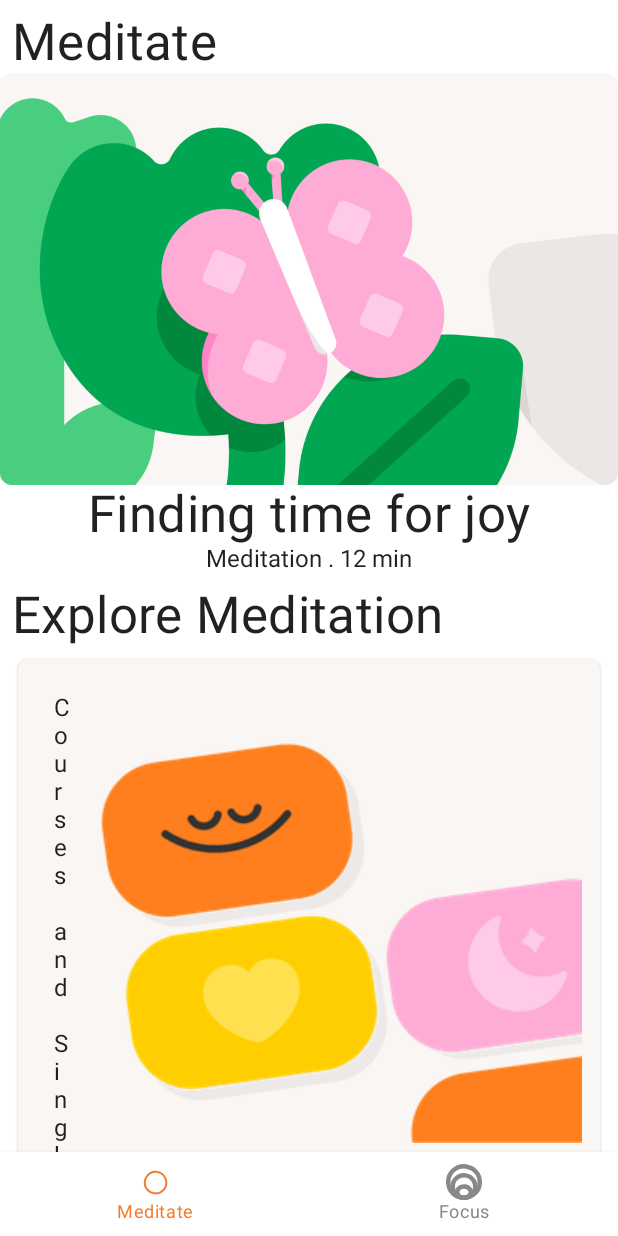
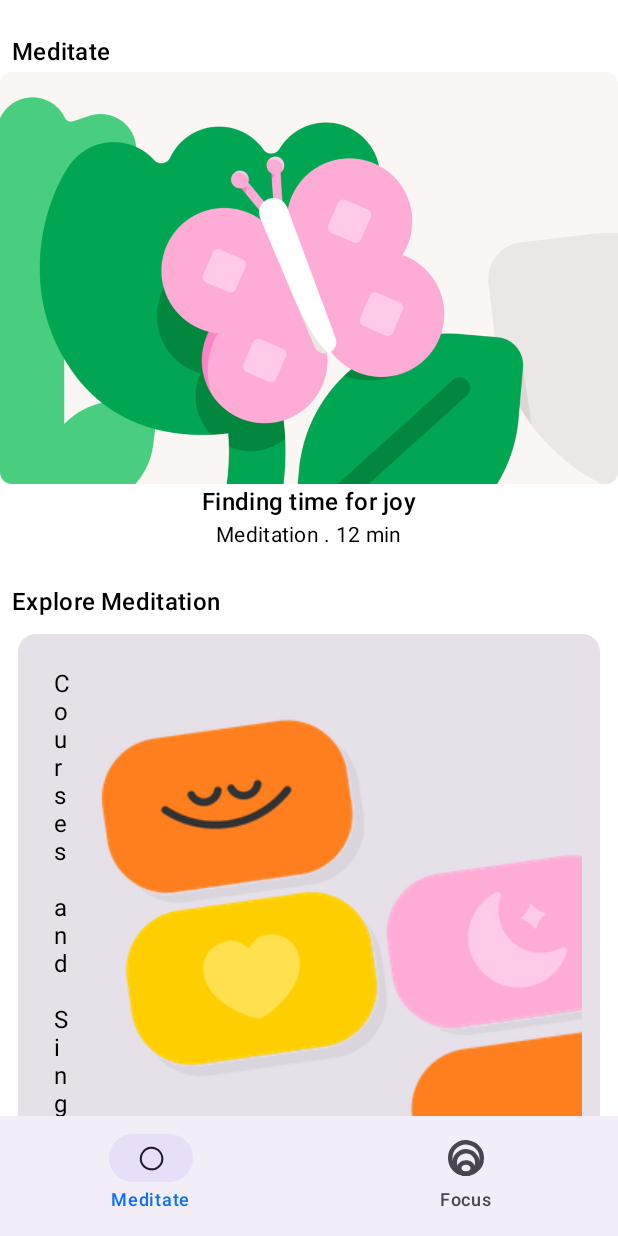
Before and after one commit to sharansalian/headspace, an Android app built with Jetpack Compose: the screen it shows after launch (MainActivity), on a phone screen of 412 x 824 dp. Run offline under Robolectric (Android 15) with nearby library versions, the phone set to English and light mode, and no system bars.

Commit message:
Update to Material 3

```diff
--- a/app/build.gradle
+++ b/app/build.gradle
@@ -49,7 +49,8 @@ dependencies {
 
     implementation 'androidx.core:core-ktx:1.7.0'
     implementation "androidx.compose.ui:ui:$compose_version"
-    implementation "androidx.compose.material:material:$compose_version"
+    implementation 'androidx.compose.material3:material3:1.0.0-alpha13'
+
     implementation "androidx.compose.ui:ui-tooling-preview:$compose_version"
     implementation 'androidx.lifecycle:lifecycle-runtime-ktx:2.3.1'
     implementation 'androidx.activity:activity-compose:1.3.1'
--- a/app/src/main/java/io/sharan/headspace/ui/screens/Featured.kt
+++ b/app/src/main/java/io/sharan/headspace/ui/screens/Featured.kt
@@ -5,8 +5,8 @@ import androidx.compose.foundation.Image
 import androidx.compose.foundation.layout.Column
 import androidx.compose.foundation.layout.fillMaxWidth
 import androidx.compose.foundation.shape.RoundedCornerShape
-import androidx.compose.material.MaterialTheme
-import androidx.compose.material.Text
+import androidx.compose.material3.MaterialTheme
+import androidx.compose.material3.Text
 import androidx.compose.runtime.Composable
 import androidx.compose.ui.Alignment
 import androidx.compose.ui.Modifier
@@ -28,8 +28,8 @@ fun Featured(featuredContent: FeaturedContent) {
                     RoundedCornerShape(8.dp)
                 )
             )
-            Text(text = title, style = MaterialTheme.typography.h4)
-            Text(text = description, style = MaterialTheme.typography.body1)
+            Text(text = title, style = MaterialTheme.typography.titleMedium)
+            Text(text = description, style = MaterialTheme.typography.bodyMedium)
 
         }
     }
--- a/app/src/main/java/io/sharan/headspace/ui/screens/Focus.kt
+++ b/app/src/main/java/io/sharan/headspace/ui/screens/Focus.kt
@@ -2,7 +2,7 @@ package io.sharan.headspace.ui.screens
 
 import androidx.compose.foundation.layout.Box
 import androidx.compose.foundation.layout.fillMaxSize
-import androidx.compose.material.Text
+import androidx.compose.material3.Text
 import androidx.compose.runtime.Composable
 import androidx.compose.ui.Alignment
 import androidx.compose.ui.Modifier
--- a/app/src/main/java/io/sharan/headspace/ui/screens/Home.kt
+++ b/app/src/main/java/io/sharan/headspace/ui/screens/Home.kt
@@ -1,19 +1,18 @@
 package io.sharan.headspace.ui.screens
 
-import androidx.compose.material.*
+import androidx.compose.material3.*
 import androidx.compose.runtime.Composable
 import androidx.compose.ui.Modifier
-import androidx.compose.ui.graphics.Color
 import androidx.compose.ui.res.painterResource
-import androidx.compose.ui.unit.dp
 import androidx.navigation.NavController
 import androidx.navigation.compose.currentBackStackEntryAsState
 import androidx.navigation.compose.rememberNavController
+import io.sharan.headspace.R
 import io.sharan.headspace.data.BottomNavItem
+import io.sharan.headspace.ui.Navigation
 import io.sharan.headspace.ui.theme.HeadspaceTheme
-import io.sharan.headspace.R
-import io.sharan.headspace.ui.Navigation
 
+@OptIn(ExperimentalMaterial3Api::class)
 @Composable
 fun Home() {
     HeadspaceTheme {
@@ -38,7 +37,7 @@ fun Home() {
                 onItemClick = {
                     navController.navigate(it.route)
                 })
-        }) { padding ->
+        }) {
             Navigation(navHostController = navController)
         }
     }
@@ -52,14 +51,10 @@ fun HeadSpaceBottomNavigation(
     onItemClick: (BottomNavItem) -> Unit
 ) {
     val backStackEntry = navController.currentBackStackEntryAsState()
-    BottomNavigation(
-        backgroundColor = MaterialTheme.colors.background,
-        modifier = modifier,
-        elevation = 5.dp
-    ) {
+    NavigationBar {
         items.forEach {
             val selected = it.route == backStackEntry.value?.destination?.route
-            BottomNavigationItem(
+            NavigationBarItem(
                 icon = {
                     Icon(
                         painter = painterResource(id = it.drawable),
@@ -70,8 +65,6 @@ fun HeadSpaceBottomNavigation(
                     Text(text = it.name)
                 },
                 selected = selected,
-                selectedContentColor = MaterialTheme.colors.primary,
-                unselectedContentColor = Color.Gray,
                 onClick = { onItemClick(it) }
             )
         }
--- a/app/src/main/java/io/sharan/headspace/ui/screens/HomeSection.kt
+++ b/app/src/main/java/io/sharan/headspace/ui/screens/HomeSection.kt
@@ -3,8 +3,8 @@ package io.sharan.headspace.ui.screens
 import androidx.compose.foundation.layout.Column
 import androidx.compose.foundation.layout.padding
 import androidx.compose.foundation.layout.paddingFromBaseline
-import androidx.compose.material.MaterialTheme
-import androidx.compose.material.Text
+import androidx.compose.material3.MaterialTheme
+import androidx.compose.material3.Text
 import androidx.compose.runtime.Composable
 import androidx.compose.ui.Modifier
 import androidx.compose.ui.unit.dp
@@ -19,7 +19,7 @@ fun HomeSection(
     Column(modifier) {
         Text(
             text = title,
-            style = MaterialTheme.typography.h4,
+            style = MaterialTheme.typography.titleMedium,
             modifier = Modifier
                 .padding(start = 8.dp)
                 .paddingFromBaseline(top = 40.dp, bottom = 8.dp)
--- a/app/src/main/java/io/sharan/headspace/ui/screens/Meditate.kt
+++ b/app/src/main/java/io/sharan/headspace/ui/screens/Meditate.kt
@@ -4,13 +4,11 @@ import androidx.compose.foundation.Image
 import androidx.compose.foundation.layout.*
 import androidx.compose.foundation.lazy.LazyColumn
 import androidx.compose.foundation.lazy.items
-import androidx.compose.foundation.rememberScrollState
-import androidx.compose.foundation.verticalScroll
-import androidx.compose.material.Card
-import androidx.compose.material.MaterialTheme
-import androidx.compose.material.Text
+import androidx.compose.material3.Card
+import androidx.compose.material3.ExperimentalMaterial3Api
+import androidx.compose.material3.MaterialTheme
+import androidx.compose.material3.Text
 import androidx.compose.runtime.Composable
-import androidx.compose.ui.Alignment
 import androidx.compose.ui.Modifier
 import androidx.compose.ui.res.painterResource
 import androidx.compose.ui.text.font.FontWeight
@@ -19,7 +17,6 @@ import androidx.compose.ui.unit.dp
 import io.sharan.headspace.R
 import io.sharan.headspace.data.Explore
 import io.sharan.headspace.data.getAllExploreContent
-import io.sharan.headspace.ui.theme.Background
 
 @Preview
 @Composable
@@ -53,10 +50,10 @@ fun ExploreMeditation(courses: List<Explore> = getAllExploreContent()) {
     }
 }
 
+@OptIn(ExperimentalMaterial3Api::class)
 @Composable
 fun ExploreItem(explore: Explore) {
     Card(
-        backgroundColor = Background,
         modifier = Modifier.padding(vertical = 4.dp, horizontal = 8.dp)
     ) {
         Row(
@@ -72,7 +69,7 @@ fun ExploreItem(explore: Explore) {
                 Text(text = explore.title)
                 Text(
                     text = explore.description,
-                    style = MaterialTheme.typography.h6.copy(fontWeight = FontWeight.Light)
+                    style = MaterialTheme.typography.titleMedium.copy(fontWeight = FontWeight.Light)
                 )
             }
             Image(
--- a/app/src/main/java/io/sharan/headspace/ui/theme/Shape.kt
+++ b/app/src/main/java/io/sharan/headspace/ui/theme/Shape.kt
@@ -1,11 +1 @@
 package io.sharan.headspace.ui.theme
-
-import androidx.compose.foundation.shape.RoundedCornerShape
-import androidx.compose.material.Shapes
-import androidx.compose.ui.unit.dp
-
-val Shapes = Shapes(
-    small = RoundedCornerShape(4.dp),
-    medium = RoundedCornerShape(8.dp),
-    large = RoundedCornerShape(0.dp)
-)
--- a/app/src/main/java/io/sharan/headspace/ui/theme/Theme.kt
+++ b/app/src/main/java/io/sharan/headspace/ui/theme/Theme.kt
@@ -1,24 +1,23 @@
 package io.sharan.headspace.ui.theme
 
 import androidx.compose.foundation.isSystemInDarkTheme
-import androidx.compose.material.MaterialTheme
-import androidx.compose.material.darkColors
-import androidx.compose.material.lightColors
+import androidx.compose.material3.MaterialTheme
+import androidx.compose.material3.Shapes
+import androidx.compose.material3.darkColorScheme
+import androidx.compose.material3.lightColorScheme
 import androidx.compose.runtime.Composable
 import androidx.compose.ui.graphics.Color
 
-private val DarkColorPalette = darkColors(
+private val DarkColorPalette = darkColorScheme(
     primary = Orange,
     secondary = Blue,
     surface = Color.White,
     background = Color.White
 )
 
-private val LightColorPalette = lightColors(
+private val LightColorPalette = lightColorScheme(
     primary = Orange,
-    primaryVariant = Orange,
     secondary = Blue,
-    secondaryVariant = Blue,
     surface = Color.White,
     background = Color.White,
     onSurface = Color.Black,
@@ -36,9 +35,8 @@ fun HeadspaceTheme(darkTheme: Boolean = isSystemInDarkTheme(), content: @Composa
     }
 
     MaterialTheme(
-        colors = colors,
+        colorScheme = colors,
         typography = Typography,
-        shapes = Shapes,
         content = content
     )
 }
--- a/app/src/main/java/io/sharan/headspace/ui/theme/Type.kt
+++ b/app/src/main/java/io/sharan/headspace/ui/theme/Type.kt
@@ -1,6 +1,6 @@
 package io.sharan.headspace.ui.theme
 
-import androidx.compose.material.Typography
+import androidx.compose.material3.Typography
 import androidx.compose.ui.text.TextStyle
 import androidx.compose.ui.text.font.FontFamily
 import androidx.compose.ui.text.font.FontWeight
@@ -8,7 +8,7 @@ import androidx.compose.ui.unit.sp
 
 // Set of Material typography styles to start with
 val Typography = Typography(
-    body1 = TextStyle(
+    bodyLarge = TextStyle(
         fontFamily = FontFamily.Default,
         fontWeight = FontWeight.Normal,
         fontSize = 16.sp
```
